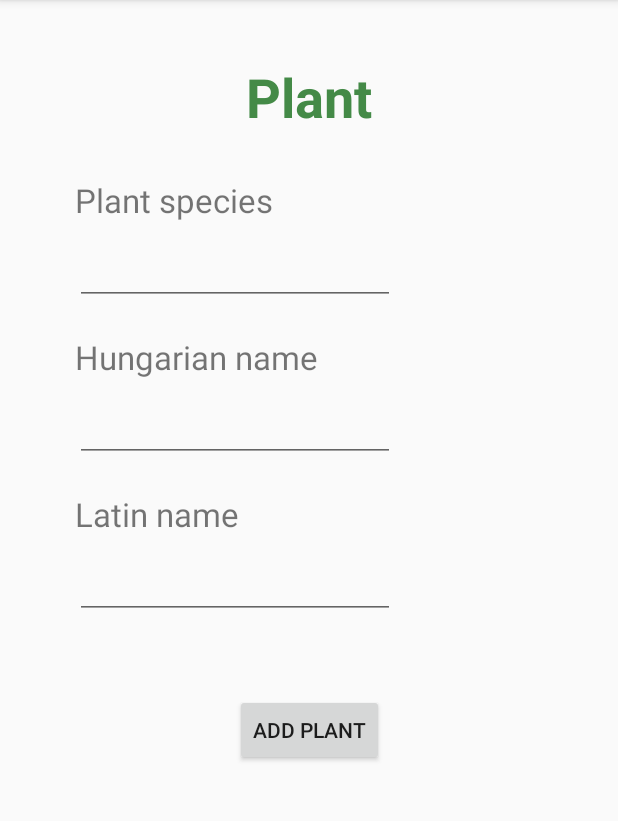
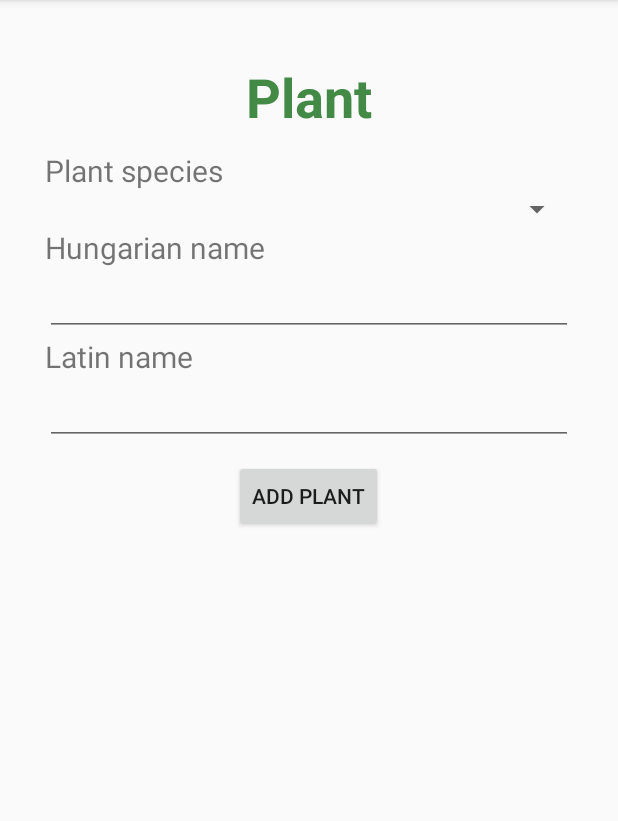
Before and after one commit to csillaboglarka/FieldSurvey, an Android app: the Profile screen opened directly, with no data from a screen before it, after a tap on "ADD PLANT", on a phone screen of 412 x 824 dp, the part 84-905 px from its top. Run offline under Robolectric (Android 15) with nearby library versions, the phone set to English and light mode, and no system bars; our stand-ins replace Firebase (no records; nobody signed in at launch, a user with empty details on screens opened directly).

Commit message:
Plant and Furniture classes FurnitureProperties and PlantProperties classes Layouts

```diff
--- a/app/src/main/java/com/example/fieldsurvey/Classes/Furniture.java
+++ b/app/src/main/java/com/example/fieldsurvey/Classes/Furniture.java
@@ -5,7 +5,10 @@ public class Furniture {
     private String type;
     private String material;
 
-    public Furniture() {
+    public Furniture(int furnitureId,String type, String  material) {
+        this.furnitureId=furnitureId;
+        this.type=type;
+        this.material=material;
     }
 
     public int getFurnitureId() {
--- a/app/src/main/java/com/example/fieldsurvey/Classes/Plant.java
+++ b/app/src/main/java/com/example/fieldsurvey/Classes/Plant.java
@@ -6,7 +6,11 @@ public class Plant {
     private String hungarianName;
     private String latinName;
 
-    public Plant(){
+    public Plant(int plantId,String plantSpecies, String hungarianName, String latinName){
+        this.plantId=plantId;
+        this.plantSpecies=plantSpecies;
+        this.hungarianName=hungarianName;
+        this.latinName=latinName;
     }
 
     public int getPlantId() {
--- a/app/src/main/res/layout/plantform.xml
+++ b/app/src/main/res/layout/plantform.xml
@@ -19,79 +19,68 @@
         app:layout_constraintStart_toStartOf="parent"
         app:layout_constraintTop_toTopOf="parent" />
 
-    <TextView
-        android:id="@+id/tvPlantSpecies"
-        android:layout_width="wrap_content"
-        android:layout_height="wrap_content"
-        android:layout_marginStart="50dp"
-        android:layout_marginTop="30dp"
-        android:text="@string/txplantspecies"
-        android:textSize="22sp"
-        app:layout_constraintStart_toStartOf="parent"
-        app:layout_constraintTop_toBottomOf="@+id/plantTitle" />
+    <RelativeLayout
+        android:layout_width="match_parent"
+        android:layout_height="match_parent"
+        android:orientation="vertical"
+        android:layout_marginLeft="30dp"
+        android:layout_marginRight="30dp"
+        android:layout_marginTop="100dp"
+        android:layout_marginBottom="30dp">
 
-    <EditText
-        android:id="@+id/etPlantSpecies"
-        android:layout_width="wrap_content"
-        android:layout_height="wrap_content"
-        android:layout_marginStart="50dp"
-        android:layout_marginTop="10dp"
-        android:ems="10"
-        android:inputType="textPersonName"
-        app:layout_constraintStart_toStartOf="parent"
-        app:layout_constraintTop_toBottomOf="@+id/tvPlantSpecies" />
+        <TextView
+            android:id="@+id/tvPlantSpecies"
+            android:layout_width="match_parent"
+            android:layout_height="wrap_content"
+            android:text="@string/txplantspecies"
+            android:textSize="20sp"/>
+
+        <Spinner
+            android:id="@+id/spinnerspecies"
+            android:layout_width="match_parent"
+            android:layout_height="wrap_content"
+            android:layout_below="@+id/tvPlantSpecies"
+            android:hint="Species" />
 
     <TextView
         android:id="@+id/tvHunName"
-        android:layout_width="wrap_content"
+        android:layout_width="match_parent"
         android:layout_height="wrap_content"
-        android:layout_marginStart="50dp"
-        android:layout_marginTop="20dp"
         android:text="@string/txhungarianname"
-        android:textSize="22sp"
-        app:layout_constraintStart_toStartOf="parent"
-        app:layout_constraintTop_toBottomOf="@+id/etPlantSpecies" />
+        android:textSize="20sp"
+        android:layout_below="@+id/spinnerspecies"/>
 
     <EditText
         android:id="@+id/etHunName"
-        android:layout_width="wrap_content"
+        android:layout_width="match_parent"
         android:layout_height="wrap_content"
-        android:layout_marginStart="50dp"
-        android:layout_marginTop="10dp"
-        android:ems="10"
-        android:inputType="textPersonName"
-        app:layout_constraintStart_toStartOf="parent"
-        app:layout_constraintTop_toBottomOf="@+id/tvHunName" />
+        android:layout_below="@+id/tvHunName"
+        android:ems="10"/>
 
     <TextView
         android:id="@+id/tvLatinName"
-        android:layout_width="wrap_content"
+        android:layout_width="match_parent"
         android:layout_height="wrap_content"
-        android:layout_marginStart="50dp"
-        android:layout_marginTop="20dp"
-        android:text="@string/txlatinname"
-        android:textSize="22sp"
-        app:layout_constraintStart_toStartOf="parent"
-        app:layout_constraintTop_toBottomOf="@+id/etHunName" />
+        android:textSize="20sp"
+        android:layout_below="@+id/etHunName"
+        android:text="@string/txlatinname"/>
 
     <EditText
         android:id="@+id/etLatinName"
-        android:layout_width="wrap_content"
+        android:layout_width="match_parent"
         android:layout_height="wrap_content"
-        android:layout_marginStart="50dp"
-        android:layout_marginTop="10dp"
-        android:ems="10"
-        android:inputType="textPersonName"
-        app:layout_constraintStart_toStartOf="parent"
-        app:layout_constraintTop_toBottomOf="@+id/tvLatinName" />
+        android:layout_below="@+id/tvLatinName"
+        android:ems="10" />
 
     <Button
         android:id="@+id/addPlant"
         android:layout_width="wrap_content"
         android:layout_height="wrap_content"
-        android:layout_marginTop="50dp"
-        android:text="@string/btnAddPlant"
-        app:layout_constraintEnd_toEndOf="parent"
-        app:layout_constraintStart_toStartOf="parent"
-        app:layout_constraintTop_toBottomOf="@+id/etLatinName" />
+        android:layout_marginTop="10dp"
+        android:layout_centerHorizontal="true"
+        android:layout_below="@+id/etLatinName"
+        android:text="@string/btnAddPlant"/>
+
+    </RelativeLayout>
+
 </androidx.constraintlayout.widget.ConstraintLayout>
```
Also changed, not shown: app/src/main/java/com/example/fieldsurvey/Classes/FurnitureProperties.java (added, +11 -0 lines), app/src/main/java/com/example/fieldsurvey/Classes/PlantProperties.java (added, +11 -0 lines), app/src/main/res/layout/furnitureform.xml (+33 -38 lines).
